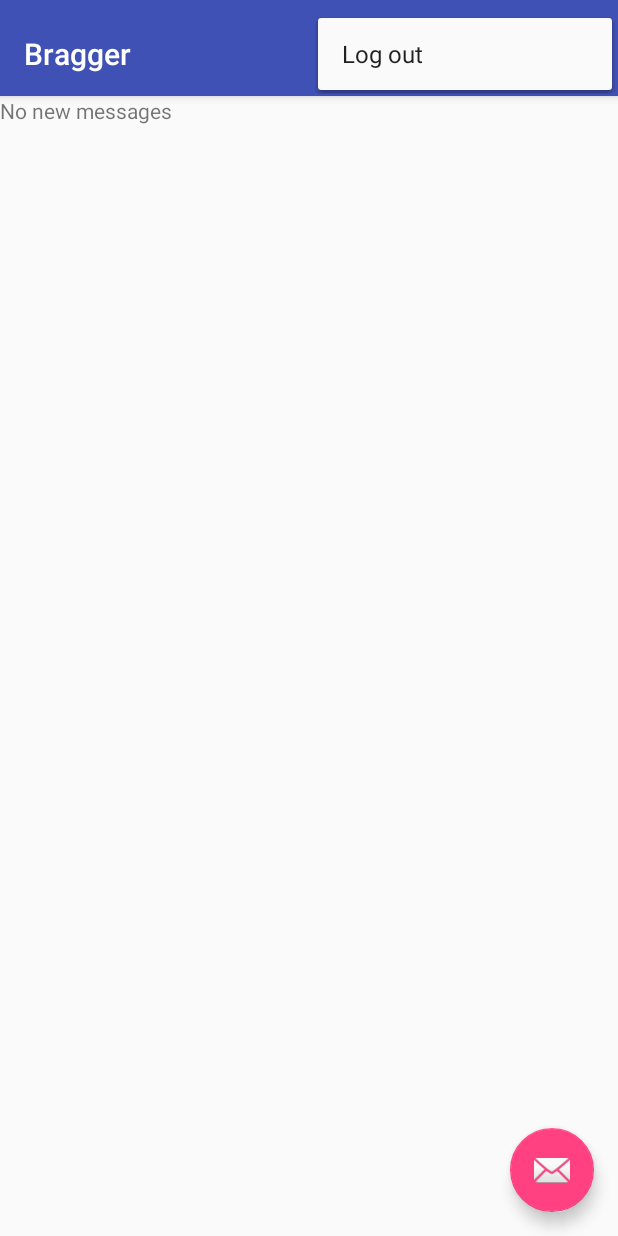
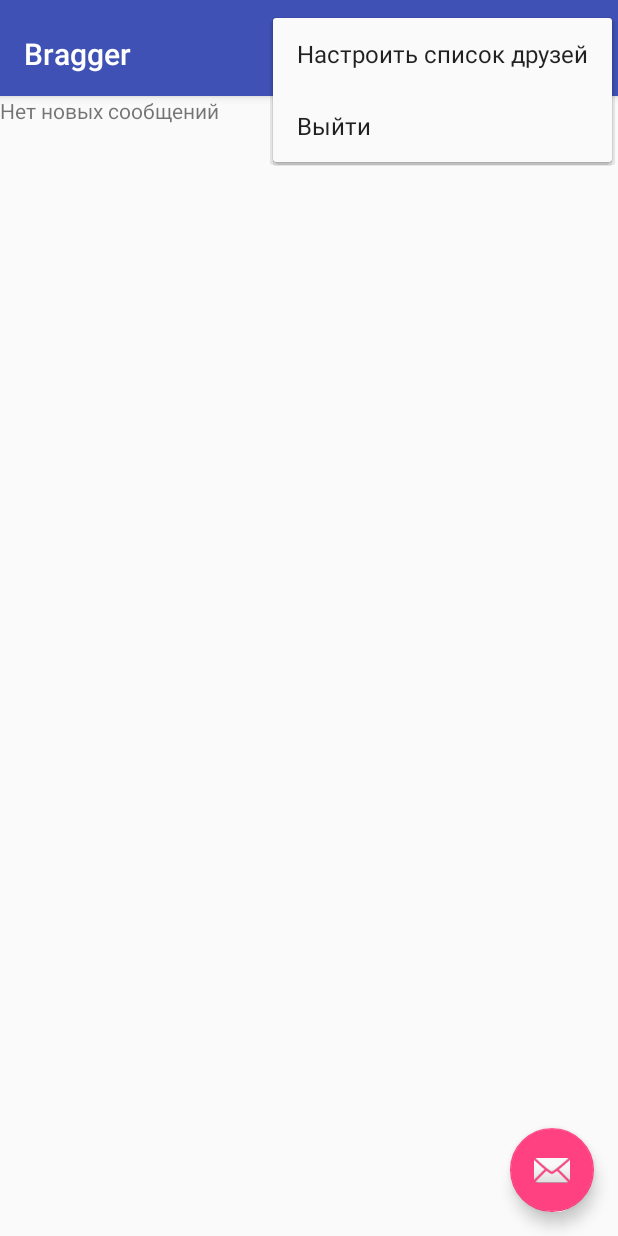
Before and after one commit to xsobolx/Bragger, an Android app: the screen it shows after launch (MainActivity), with the options menu open, on a phone screen of 412 x 824 dp. Run offline under Robolectric (Android 15) with nearby library versions, the phone set to English and light mode, and no system bars; our stand-ins replace ButterKnife; libraries missing offline, so code that uses them is left out: com.parse; 10 statements that could not run were skipped.

```diff
--- a/app/src/main/java/xsobolx/com/bragger/UI/LoginActivity.java
+++ b/app/src/main/java/xsobolx/com/bragger/UI/LoginActivity.java
@@ -5,7 +5,6 @@ import android.support.design.widget.Snackbar;
 import android.support.v7.app.AppCompatActivity;
 import android.os.Bundle;
 import android.view.View;
-import android.view.Window;
 import android.widget.EditText;
 import android.widget.ProgressBar;
 import android.widget.RelativeLayout;
@@ -13,7 +12,6 @@ import android.widget.RelativeLayout;
 import com.parse.LogInCallback;
 import com.parse.ParseException;
 import com.parse.ParseUser;
-import com.parse.SignUpCallback;
 
 import butterknife.Bind;
 import butterknife.ButterKnife;
@@ -67,7 +65,7 @@ public class LoginActivity extends AppCompatActivity {
                         intent.addFlags(Intent.FLAG_ACTIVITY_CLEAR_TASK);
                         startActivity(intent);
                     } else {
-                        Snackbar.make(mLoginLayout, e.getMessage(), Snackbar.LENGTH_LONG).show();
+                        Snackbar.make(mLoginLayout, e.getLocalizedMessage(), Snackbar.LENGTH_LONG).show();
                     }
                 }
             });
--- a/app/src/main/java/xsobolx/com/bragger/UI/SignUpActivity.java
+++ b/app/src/main/java/xsobolx/com/bragger/UI/SignUpActivity.java
@@ -68,7 +68,7 @@ public class SignUpActivity extends AppCompatActivity {
                         intent.addFlags(Intent.FLAG_ACTIVITY_CLEAR_TASK);
                         startActivity(intent);
                     } else {
-                        Snackbar.make(mSignUpLayout, e.getMessage(), Snackbar.LENGTH_LONG).show();
+                        Snackbar.make(mSignUpLayout, e.getLocalizedMessage(), Snackbar.LENGTH_LONG).show();
                     }
                 }
             });
--- a/app/src/main/java/xsobolx/com/bragger/UI/fragments/FriendsFragment.java
+++ b/app/src/main/java/xsobolx/com/bragger/UI/fragments/FriendsFragment.java
@@ -1,23 +1,87 @@
 package xsobolx.com.bragger.UI.fragments;
 
 import android.os.Bundle;
+import android.support.design.widget.Snackbar;
 import android.support.v4.app.ListFragment;
+import android.util.Log;
 import android.view.LayoutInflater;
 import android.view.View;
 import android.view.ViewGroup;
+import android.widget.ArrayAdapter;
+import android.widget.ProgressBar;
+import android.widget.RelativeLayout;
 
+import com.parse.FindCallback;
+import com.parse.ParseException;
+import com.parse.ParseQuery;
+import com.parse.ParseRelation;
+import com.parse.ParseUser;
+
+import java.util.List;
+
+import butterknife.Bind;
+import butterknife.ButterKnife;
 import xsobolx.com.bragger.R;
+import xsobolx.com.bragger.constants.ParseConstants;
 
 /**
  * Created by xsobolx on 18.11.2015.
  */
 public class FriendsFragment extends ListFragment {
 
+    private static final String TAG = FriendsFragment.class.getSimpleName();
+
+    private List<ParseUser> mFriends;
+    private ParseRelation<ParseUser> mFriendsRelation;
+    private ParseUser mCurrentUser;
+
+    @Bind(R.id.friendsFragmentLayout) RelativeLayout mFriendsLayout;
+    @Bind(R.id.friendsProgressBar) ProgressBar mProgressBar;
+
     @Override
     public View onCreateView(LayoutInflater inflater, ViewGroup container,
                              Bundle savedInstanceState) {
         View rootView = inflater.inflate(R.layout.fragment_friends, container, false);
 
+        ButterKnife.bind(this, rootView);
         return rootView;
     }
+
+    @Override
+    public void onResume() {
+        super.onResume();
+
+        mProgressBar.setVisibility(View.VISIBLE);
+
+        mCurrentUser = ParseUser.getCurrentUser();
+        mFriendsRelation = mCurrentUser.getRelation(ParseConstants.KEY_FRIENDSRELATION);
+        ParseQuery<ParseUser> query = mFriendsRelation.getQuery();
+        query.addAscendingOrder(ParseConstants.KEY_USERNAME);
+        query.findInBackground(new FindCallback<ParseUser>() {
+            @Override
+            public void done(List<ParseUser> friends, ParseException e) {
+                mProgressBar.setVisibility(View.INVISIBLE);
+                if (e == null) {
+                    mFriends = friends;
+
+                    String[] usernames = new String[mFriends.size()];
+
+                    int i = 0;
+                    for (ParseUser user : mFriends) {
+                        usernames[i] = user.getUsername();
+                        i++;
+                    }
+
+                    ArrayAdapter<String> adapter = new ArrayAdapter<String>(
+                            getListView().getContext(),
+                            android.R.layout.simple_list_item_1,
+                            usernames);
+                    setListAdapter(adapter);
+                } else {
+                    Log.e(TAG, e.getLocalizedMessage());
+                    Snackbar.make(mFriendsLayout, R.string.error_title, Snackbar.LENGTH_LONG).show();
+                }
+            }
+        });
+    }
 }
--- a/app/src/main/res/layout/fragment_inbox.xml
+++ b/app/src/main/res/layout/fragment_inbox.xml
@@ -16,5 +16,6 @@
     <TextView
         android:layout_width="match_parent"
         android:layout_height="wrap_content"
+        android:id="@android:id/empty"
         android:text="@string/empty_inbox_label"/>
 </RelativeLayout>
--- /dev/null
+++ b/app/src/main/res/menu/edit_friends_menu.xml
@@ -0,0 +1,4 @@
+<?xml version="1.0" encoding="utf-8"?>
+<menu xmlns:android="http://schemas.android.com/apk/res/android">
+
+</menu>
--- a/app/src/main/res/menu/menu_main.xml
+++ b/app/src/main/res/menu/menu_main.xml
@@ -6,4 +6,7 @@
           android:title="@string/logoutAction"
           android:orderInCategory="100"
           app:showAsAction="never"/>
+
+    <item android:id="@+id/action_edit_friends"
+          android:title="@string/menu_edit_friends_label"/>
 </menu>
--- a/app/src/main/res/values/strings.xml
+++ b/app/src/main/res/values/strings.xml
@@ -2,13 +2,13 @@
     <string name="app_name">Bragger</string>
     <string name="action_settings">Settings</string>
     <string name="section_format">Hello World from section: %1$d</string>
-    <string name="title_activity_login">Sign in</string>
+    <string name="title_activity_login">Войти</string>
 
     <!-- Strings related to login -->
     <string name="prompt_email">Email</string>
     <string name="prompt_password">Password (optional)</string>
     <string name="action_sign_in">Sign in or register</string>
-    <string name="action_sign_in_short">Sign in</string>
+    <string name="action_sign_in_short">Войти</string>
     <string name="error_invalid_email">This email address is invalid</string>
     <string name="error_invalid_password">This password is too short</string>
     <string name="error_incorrect_password">This password is incorrect</string>
@@ -20,15 +20,17 @@
     <string name="password_hint">Пароль</string>
     <string name="login_button_label">Авторизоваться</string>
     <string name="sign_up_text">Зарегистрироваться!</string>
-    <string name="signup_activity_label">SignUp</string>
+    <string name="signup_activity_label">Регистрация</string>
     <string name="email">email_hint_label</string>
     <string name="email_hint_label">email</string>
     <string name="signup_button_label">Зарегистрироваться</string>
     <string name="signup_error_message">Все поля должны быть заполнены!</string>
-    <string name="logoutAction">Log out</string>
-    <string name="title_section1">Inbox</string>
-    <string name="title_section2">Friends</string>
-    <string name="title_section3">SECTION 3</string>
-    <string name="empty_inbox_label">No new messages</string>
-    <string name="empty_friends_label">Add friends to begin!</string>
+    <string name="logoutAction">Выйти</string>
+    <string name="title_section1">Входящие</string>
+    <string name="title_section2">Мои друзья</string>
+    <string name="empty_inbox_label">Нет новых сообщений</string>
+    <string name="empty_friends_label">Добавте друзей для начала!</string>
+    <string name="menu_edit_friends_label">Настроить список друзей</string>
+    <string name="edit_friends_activity_label">Настроить список друзей</string>
+    <string name="error_title">Что-то пошло не так…</string>
 </resources>
```
Also changed, not shown: app/src/main/AndroidManifest.xml (+16 -5 lines), app/src/main/java/xsobolx/com/bragger/UI/EditFriendsActivity.java (added, +159 -0 lines), app/src/main/java/xsobolx/com/bragger/UI/MainActivity.java (+10 -3 lines), app/src/main/java/xsobolx/com/bragger/constants/ParseConstants.java (added, +15 -0 lines), app/src/main/res/layout/activity_edit_friends.xml (added, +30 -0 lines), app/src/main/res/layout/fragment_friends.xml (+10 -0 lines), 1 other file.
